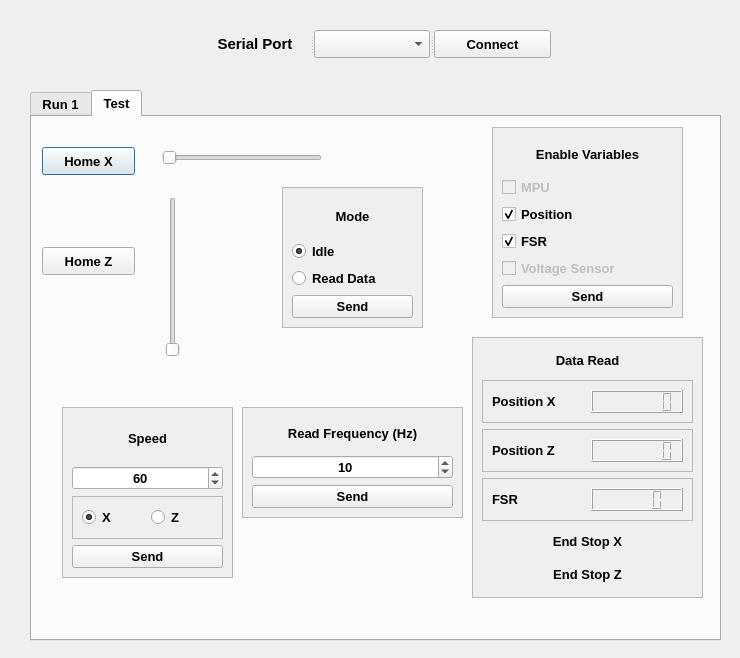
Above: SOFTWARE/main_window.ui from adrielluiz/platform_tactile_acquisition before the change. Below: the same form after it.
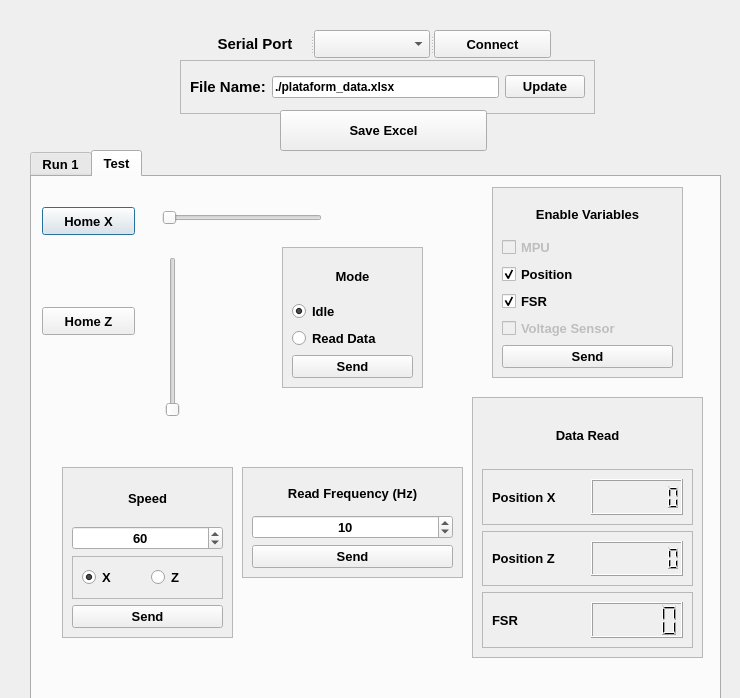
That is the form after the change.

Commit message: Adição de dados para excel

What changed in the file:
```diff
--- a/SOFTWARE/main_window.ui
+++ b/SOFTWARE/main_window.ui
@@ -7,7 +7,7 @@
     <x>0</x>
     <y>0</y>
     <width>740</width>
-    <height>658</height>
+    <height>698</height>
    </rect>
   </property>
   <property name="font">
@@ -23,7 +23,7 @@
    <property name="geometry">
     <rect>
      <x>30</x>
-     <y>90</y>
+     <y>150</y>
      <width>691</width>
      <height>551</height>
     </rect>
@@ -506,26 +506,6 @@
         </layout>
        </widget>
       </item>
-      <item>
-       <widget class="QLabel" name="lbEndZ">
-        <property name="text">
-         <string>End Stop X</string>
-        </property>
-        <property name="alignment">
-         <set>Qt::AlignCenter</set>
-        </property>
-       </widget>
-      </item>
-      <item>
-       <widget class="QLabel" name="lbEndX">
-        <property name="text">
-         <string>End Stop Z</string>
-        </property>
-        <property name="alignment">
-         <set>Qt::AlignCenter</set>
-        </property>
-       </widget>
-      </item>
      </layout>
     </widget>
    </widget>
@@ -579,6 +559,86 @@
     </property>
    </widget>
   </widget>
+  <widget class="QFrame" name="frame_10">
+   <property name="geometry">
+    <rect>
+     <x>180</x>
+     <y>60</y>
+     <width>415</width>
+     <height>54</height>
+    </rect>
+   </property>
+   <property name="frameShape">
+    <enum>QFrame::StyledPanel</enum>
+   </property>
+   <property name="frameShadow">
+    <enum>QFrame::Raised</enum>
+   </property>
+   <layout class="QHBoxLayout" name="horizontalLayout_5">
+    <item>
+     <widget class="QLabel" name="label">
+      <property name="font">
+       <font>
+        <pointsize>11</pointsize>
+        <weight>75</weight>
+        <bold>true</bold>
+       </font>
+      </property>
+      <property name="text">
+       <string>File Name:</string>
+      </property>
+     </widget>
+    </item>
+    <item>
+     <widget class="QLineEdit" name="lineEditFileName">
+      <property name="font">
+       <font>
+        <pointsize>9</pointsize>
+        <weight>75</weight>
+        <bold>true</bold>
+       </font>
+      </property>
+      <property name="text">
+       <string>./plataform_data.xlsx</string>
+      </property>
+     </widget>
+    </item>
+    <item>
+     <widget class="QPushButton" name="pbUpdateFileName">
+      <property name="font">
+       <font>
+        <pointsize>10</pointsize>
+        <weight>75</weight>
+        <bold>true</bold>
+       </font>
+      </property>
+      <property name="text">
+       <string>Update</string>
+      </property>
+     </widget>
+    </item>
+   </layout>
+  </widget>
+  <widget class="QPushButton" name="pbSaveExcel">
+   <property name="geometry">
+    <rect>
+     <x>280</x>
+     <y>110</y>
+     <width>207</width>
+     <height>41</height>
+    </rect>
+   </property>
+   <property name="font">
+    <font>
+     <pointsize>10</pointsize>
+     <weight>75</weight>
+     <bold>true</bold>
+    </font>
+   </property>
+   <property name="text">
+    <string>Save Excel</string>
+   </property>
+  </widget>
  </widget>
  <resources/>
  <connections/>
```
The commit also changes 3 other files.
